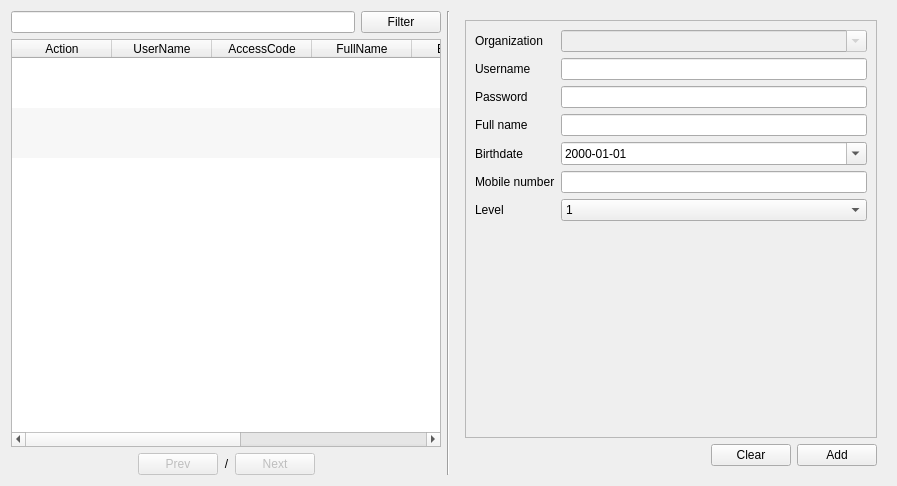
The window that app/views/templates/generated/ManageUser.ui (rondalefloyd/mts-pos) describes before a commit, drawn with Qt 5.
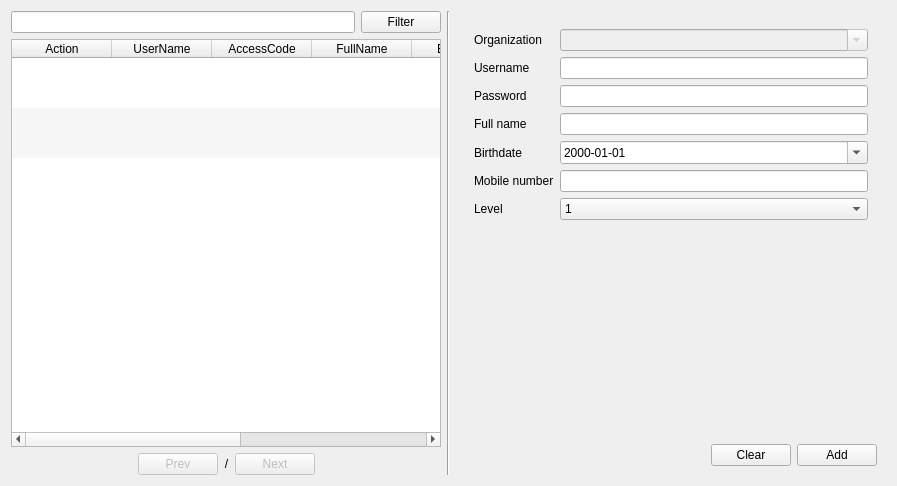
The same window after the commit.

```diff
--- a/app/views/templates/generated/ManageUser.ui
+++ b/app/views/templates/generated/ManageUser.ui
@@ -206,8 +206,23 @@
       </size>
      </property>
      <layout class="QVBoxLayout" name="verticalLayout_2">
+      <property name="leftMargin">
+       <number>9</number>
+      </property>
+      <property name="topMargin">
+       <number>9</number>
+      </property>
+      <property name="rightMargin">
+       <number>9</number>
+      </property>
+      <property name="bottomMargin">
+       <number>9</number>
+      </property>
       <item>
        <widget class="QScrollArea" name="scrollArea">
+        <property name="frameShape">
+         <enum>QFrame::NoFrame</enum>
+        </property>
         <property name="widgetResizable">
          <bool>true</bool>
         </property>
@@ -216,8 +231,8 @@
           <rect>
            <x>0</x>
            <y>0</y>
-           <width>412</width>
-           <height>417</height>
+           <width>414</width>
+           <height>419</height>
           </rect>
          </property>
          <layout class="QFormLayout" name="formLayout">
```
